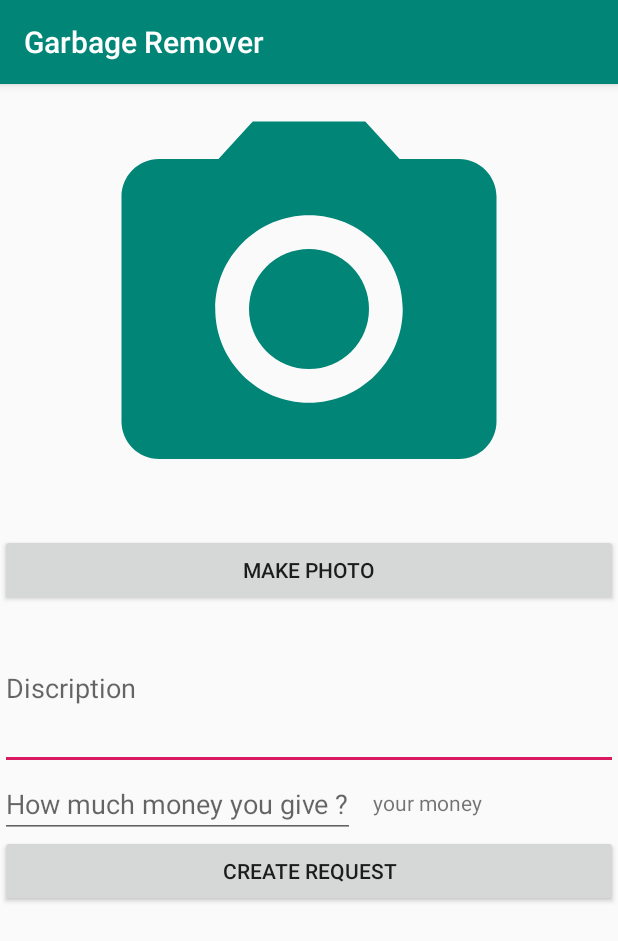
After one commit to IvanAkhmylin/GarbageRemover, an Android app: the CreateRequestForClean screen opened directly, with no data from a screen before it, on a phone screen of 412 x 824 dp. The commit adds this screen. Shown: the top 941 px of the screen. Run offline under Robolectric (Android 15) with nearby library versions, the phone set to English and light mode, and no system bars; our stand-ins replace Firebase (no records; nobody signed in at launch, a user with empty details on screens opened directly); 2 statements that could not run were skipped.

Commit message:
Started working on the creation of a functional that will allow to create request for cleaning .

```diff
--- a/app/src/main/java/com/example/garbageremover/CheckCurrentUser.java
+++ b/app/src/main/java/com/example/garbageremover/CheckCurrentUser.java
@@ -12,11 +12,11 @@ public class CheckCurrentUser extends Application {
         super.onCreate();
         FirebaseAuth mAuth = FirebaseAuth.getInstance();
         FirebaseUser mUser = mAuth.getCurrentUser();
-
+        // проверка , если юзер уже логинился , то открывает его профиль если же нет то , открывает активити для логина .
         if (mUser != null && mUser.isEmailVerified()){
             startActivity(new Intent(CheckCurrentUser.this, UserActivity.class));
         }else{
-            startActivity(new Intent(CheckCurrentUser.this, MainActivity.class));
+            startActivity(new Intent(CheckCurrentUser.this, LoginSignUpActivity.class));
         }
     }
 }
--- /dev/null
+++ b/app/src/main/java/com/example/garbageremover/CreateRequestForClean.java
@@ -0,0 +1,105 @@
+package com.example.garbageremover;
+
+import android.Manifest;
+import android.content.Intent;
+import android.content.pm.PackageManager;
+import android.graphics.Bitmap;
+import android.net.Uri;
+import android.provider.MediaStore;
+import android.support.annotation.NonNull;
+import android.support.annotation.Nullable;
+import android.support.v4.app.ActivityCompat;
+import android.support.v4.content.ContextCompat;
+import android.support.v7.app.AppCompatActivity;
+import android.os.Bundle;
+import android.view.View;
+import android.widget.EditText;
+import android.widget.ImageView;
+import android.widget.TextView;
+
+import com.example.garbageremover.Model.User;
+import com.google.firebase.auth.FirebaseAuth;
+import com.google.firebase.auth.FirebaseUser;
+import com.google.firebase.database.DataSnapshot;
+import com.google.firebase.database.DatabaseError;
+import com.google.firebase.database.DatabaseReference;
+import com.google.firebase.database.FirebaseDatabase;
+import com.google.firebase.database.ValueEventListener;
+
+import java.io.File;
+import java.net.URI;
+import java.text.SimpleDateFormat;
+
+public class CreateRequestForClean extends AppCompatActivity {
+    private final int TAKE_CAMERA_CAPTURE = 3;
+    private EditText description;
+    private TextView payment ;
+    private ImageView imageView ;
+    private  FirebaseAuth mAuth;
+    private  FirebaseUser mUser;
+    private  User userData;
+    private URI imageUri;
+
+    @Override
+    protected void onCreate(Bundle savedInstanceState) {
+        super.onCreate(savedInstanceState);
+        setContentView(R.layout.activity_create_request_for_clean);
+        description = findViewById(R.id.description_create_request);
+        imageView = findViewById(R.id.image);
+        payment = findViewById(R.id.user_money);
+        getUserData();
+
+    }
+
+    public  void getUserData(){
+        mAuth = FirebaseAuth.getInstance();
+        mUser = mAuth.getCurrentUser();
+        DatabaseReference database = FirebaseDatabase.getInstance().getReference();
+        DatabaseReference ref = database.child("Users").child(mUser.getUid());
+        ref.addValueEventListener(new ValueEventListener() {
+            @Override
+            public void onDataChange(@NonNull DataSnapshot dataSnapshot) {
+                User data = dataSnapshot.getValue(User.class);
+                payment.setText(String.valueOf(data.getMoney()));
+                description.setText( data.getEmail());
+            }
+
+            @Override
+            public void onCancelled(@NonNull DatabaseError databaseError) {
+
+            }
+        });
+    }
+
+    public void crete_Image(View view) {
+
+        if (ContextCompat.checkSelfPermission(this,Manifest.permission.CAMERA)
+                != PackageManager.PERMISSION_GRANTED) {
+            ActivityCompat.requestPermissions(this, new String[]{Manifest.permission.CAMERA}, TAKE_CAMERA_CAPTURE);
+        }else{
+            Intent intent = new Intent(MediaStore.ACTION_IMAGE_CAPTURE);
+            if (intent.resolveActivity(getPackageManager()) != null) {
+                startActivityForResult(intent,TAKE_CAMERA_CAPTURE);
+            }
+        }
+
+
+
+
+    }
+
+    @Override
+    protected void onActivityResult(int requestCode, int resultCode, @Nullable Intent data) {
+        super.onActivityResult(requestCode, resultCode, data);
+        if (resultCode == RESULT_OK && requestCode == TAKE_CAMERA_CAPTURE){
+            Bundle extras = data.getExtras();
+            Bitmap bitmap = (Bitmap) extras.get("data");
+            imageView.setImageBitmap(bitmap);
+        }
+    }
+
+
+    public void btnCreateRequest(View view) {
+
+    }
+}
--- a/app/src/main/java/com/example/garbageremover/UserForgotPassword.java
+++ b/app/src/main/java/com/example/garbageremover/UserForgotPassword.java
@@ -32,7 +32,7 @@ public class UserForgotPassword extends AppCompatActivity {
                 public void onComplete(@NonNull Task<Void> task) {
                     if (task.isSuccessful()) {
                         Toast.makeText(UserForgotPassword.this, "Check your email address for reset password", Toast.LENGTH_SHORT).show();
-                        startActivity(new Intent(UserForgotPassword.this,MainActivity.class));
+                        startActivity(new Intent(UserForgotPassword.this, LoginSignUpActivity.class));
                     } else {
                         Toast.makeText(UserForgotPassword.this, "ERROR", Toast.LENGTH_SHORT).show();
                     }
--- /dev/null
+++ b/app/src/main/res/drawable/ic_add_black_24dp.xml
@@ -0,0 +1,5 @@
+<vector android:height="34dp" android:tint="#008577"
+    android:viewportHeight="24.0" android:viewportWidth="24.0"
+    android:width="34dp" xmlns:android="http://schemas.android.com/apk/res/android">
+    <path android:fillColor="#FF000000" android:pathData="M19,13h-6v6h-2v-6H5v-2h6V5h2v6h6v2z"/>
+</vector>
--- /dev/null
+++ b/app/src/main/res/drawable/ic_photo_camera_black_24dp.xml
@@ -0,0 +1,6 @@
+<vector android:height="44dp" android:tint="#008577"
+    android:viewportHeight="24.0" android:viewportWidth="24.0"
+    android:width="44dp" xmlns:android="http://schemas.android.com/apk/res/android">
+    <path android:fillColor="#FF000000" android:pathData="M12,12m-3.2,0a3.2,3.2 0,1 1,6.4 0a3.2,3.2 0,1 1,-6.4 0"/>
+    <path android:fillColor="#FF000000" android:pathData="M9,2L7.17,4L4,4c-1.1,0 -2,0.9 -2,2v12c0,1.1 0.9,2 2,2h16c1.1,0 2,-0.9 2,-2L22,6c0,-1.1 -0.9,-2 -2,-2h-3.17L15,2L9,2zM12,17c-2.76,0 -5,-2.24 -5,-5s2.24,-5 5,-5 5,2.24 5,5 -2.24,5 -5,5z"/>
+</vector>
--- /dev/null
+++ b/app/src/main/res/layout/activity_create_request_for_clean.xml
@@ -0,0 +1,51 @@
+<?xml version="1.0" encoding="utf-8"?>
+<RelativeLayout xmlns:android="http://schemas.android.com/apk/res/android"
+    xmlns:app="http://schemas.android.com/apk/res-auto"
+    xmlns:tools="http://schemas.android.com/tools"
+    android:layout_width="match_parent"
+    android:layout_height="match_parent"
+    tools:context=".CreateRequestForClean"
+    android:orientation="vertical">
+    <ImageView
+        android:src="@drawable/ic_photo_camera_black_24dp"
+        android:id="@+id/image"
+        android:layout_width="match_parent"
+        android:layout_height="300dp" />
+    <Button
+        android:onClick="crete_Image"
+        android:id="@+id/btn_make_image"
+        android:layout_below="@+id/image"
+        android:text="Make Photo"
+        android:layout_width="match_parent"
+        android:layout_height="wrap_content" />
+    <EditText
+        android:lines="4"
+        android:maxLines="4"
+        android:layout_below="@+id/btn_make_image"
+        android:id="@+id/description_create_request"
+        android:hint="@string/description_create_request"
+        android:layout_width="match_parent"
+        android:layout_height="wrap_content" />
+    <EditText
+        android:inputType="number"
+        android:id="@+id/payment_money"
+        android:layout_below="@id/description_create_request"
+        android:hint="How much money you give ?"
+        android:layout_width="wrap_content"
+        android:layout_height="wrap_content" />
+    <TextView
+        android:padding="12dp"
+        android:text="your money"
+        android:layout_below="@id/description_create_request"
+        android:layout_toEndOf="@+id/payment_money"
+        android:id="@+id/user_money"
+        android:layout_width="wrap_content"
+        android:layout_height="wrap_content" />
+
+    <Button
+        android:onClick="btnCreateRequest"
+        android:text="create request"
+        android:layout_below="@id/user_money"
+        android:layout_width="match_parent"
+        android:layout_height="wrap_content" />
+</RelativeLayout>
--- a/app/src/main/res/layout/activity_main.xml
+++ b/app/src/main/res/layout/activity_main.xml
@@ -4,7 +4,7 @@
     xmlns:tools="http://schemas.android.com/tools"
     android:layout_width="match_parent"
     android:layout_height="match_parent"
-    tools:context=".MainActivity"
+    tools:context=".LoginSignUpActivity"
     android:orientation="vertical"
     android:padding="8dp">
 
--- a/app/src/main/res/layout/activity_user.xml
+++ b/app/src/main/res/layout/activity_user.xml
@@ -5,8 +5,6 @@
     xmlns:tools="http://schemas.android.com/tools"
     android:layout_width="match_parent"
     android:layout_height="match_parent">
-
-
 <LinearLayout
     android:layout_width="match_parent"
     android:layout_height="match_parent"
--- a/app/src/main/res/values/strings.xml
+++ b/app/src/main/res/values/strings.xml
@@ -1,3 +1,5 @@
 <resources>
     <string name="app_name">Garbage Remover</string>
+    <string name="title_activity_with_clean_request">ActivityWithCleanRequest</string>
+    <string name="description_create_request">Discription</string>
 </resources>
```
Also changed, not shown: app/src/main/AndroidManifest.xml (+12 -5 lines), app/src/main/java/com/example/garbageremover/ActivityWithCleanRequest.java (added, +24 -0 lines), app/src/main/java/com/example/garbageremover/LoginSignUpActivity.java (renamed from app/src/main/java/com/example/garbageremover/MainActivity.java, +27 -36 lines), app/src/main/java/com/example/garbageremover/Model/User.java (+11 -1 lines), app/src/main/java/com/example/garbageremover/UserActivity.java (+9 -7 lines), app/src/main/res/layout/activity_with_clean_request.xml (added, +21 -0 lines), app/src/main/res/layout/clean_request_recycler_item.xml (added, +54 -0 lines).
